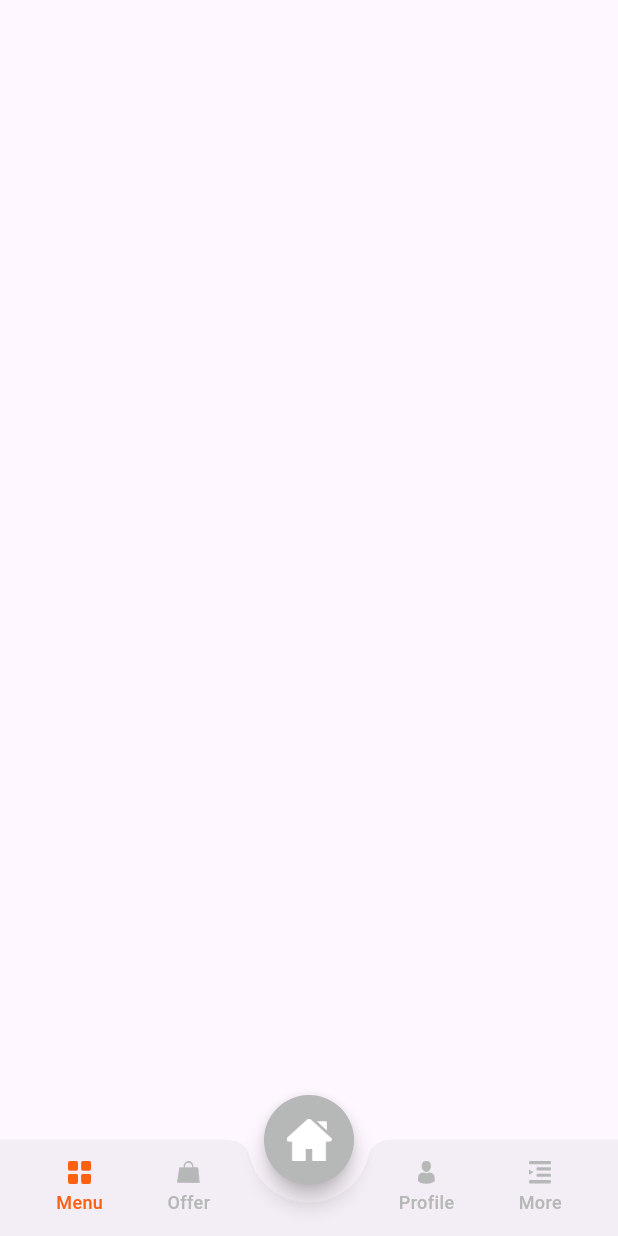
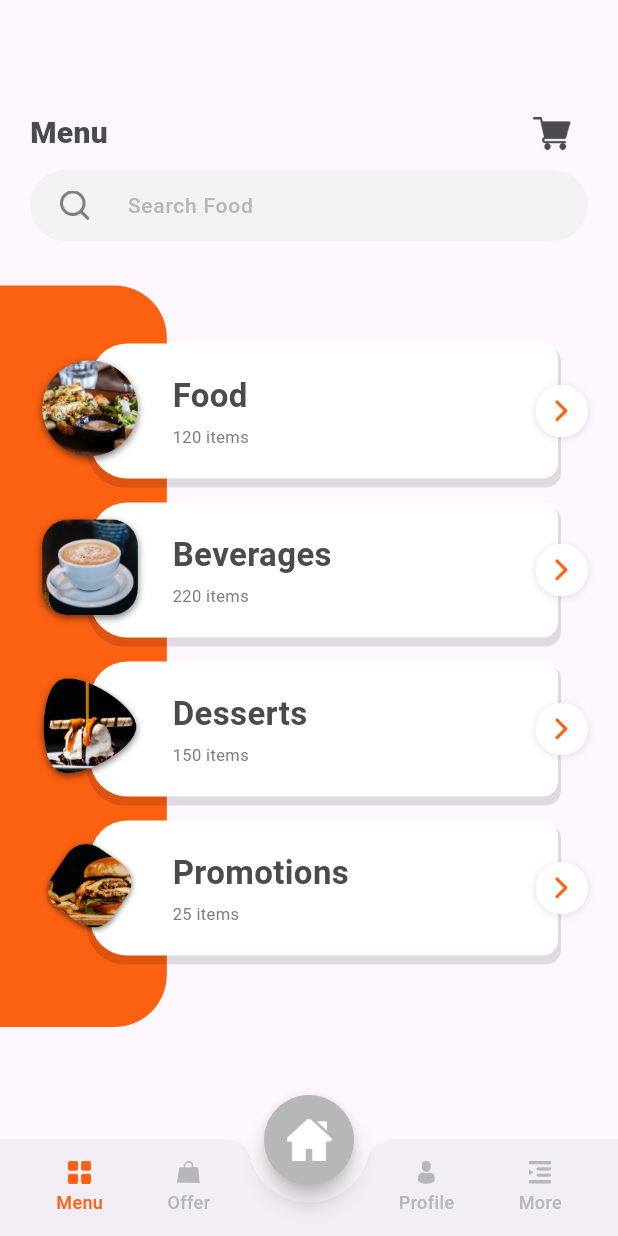
Before and after one commit to asm2212/jegoli, a Flutter app: the screen it shows after launch, scrolled down 576 dp, after a tap on "Menu", on a phone screen of 412 x 824 dp. Run offline on Flutter 3.47's test engine with Material 3 defaults, Android fonts, the phone set to English and light mode, and no system bars; missing offline and left inert: otp_pin_field; Roboto replaces fonts that are missing (Metropolis).

Commit message:
Add MenuScreen with list of food categories and search functionality.

```diff
--- a/lib/screens/main_tab/main_tab_screen.dart
+++ b/lib/screens/main_tab/main_tab_screen.dart
@@ -2,6 +2,7 @@ import 'package:flutter/material.dart';
 import 'package:jegoli/co_widget/tab_button.dart';
 import 'package:jegoli/common/color_extension.dart';
 import 'package:jegoli/screens/home/home_screen.dart';
+import 'package:jegoli/screens/menu/menu_screen.dart';
 
 class MainTabScreen extends StatefulWidget {
   const MainTabScreen({super.key});
@@ -56,7 +57,7 @@ class _MainTabScreenState extends State<MainTabScreen> {
               onTap: (){
                 if(selectTab != 0){
                   selectTab = 0;
-                  selectPageView = Container();
+                  selectPageView = const MenuScreen();
                 }if(mounted){
                   setState(() {});
             }
--- /dev/null
+++ b/lib/screens/menu/menu_screen.dart
@@ -0,0 +1,208 @@
+import 'package:flutter/material.dart';
+import 'package:jegoli/co_widget/round_textfield.dart';
+import 'package:jegoli/common/color_extension.dart';
+
+class MenuScreen extends StatefulWidget {
+  const MenuScreen({super.key});
+
+  @override
+  State<MenuScreen> createState() => _MenuScreenState();
+}
+
+class _MenuScreenState extends State<MenuScreen> {
+  List menuArr = [
+    {
+      "name": "Food",
+      "image": "assets/images/menu_1.png",
+      "items_count": "120",
+    },
+    {
+      "name": "Beverages",
+      "image": "assets/images/menu_2.png",
+      "items_count": "220",
+    },
+    {
+      "name": "Desserts",
+      "image": "assets/images/menu_3.png",
+      "items_count": "150",
+    },
+    {
+      "name": "Promotions",
+      "image": "assets/images/menu_4.png",
+      "items_count": "25",
+    },
+  ];
+  TextEditingController searchController = TextEditingController();
+
+  @override
+  Widget build(BuildContext context) {
+    var media = MediaQuery.of(context).size;
+    return Scaffold(
+      body: Stack(
+        alignment: Alignment.centerLeft,
+        children: [
+          Container(
+            margin: const EdgeInsets.only(top:180),
+            width: media.width *0.27,
+            height: media.height * 0.6,
+            decoration: BoxDecoration(
+              color: ColorExtension.primary,
+              borderRadius: const BorderRadius.only(
+                topRight: Radius.circular(35),
+                bottomRight: Radius.circular(35),
+              ),
+            ),
+          ),
+          SingleChildScrollView(
+            child: Padding(
+              padding: const EdgeInsets.symmetric(vertical: 20),
+              child: Column(
+                children: [
+                  const SizedBox(height: 45),
+                  Padding(
+                    padding: const EdgeInsets.symmetric(horizontal: 20),
+                    child: Row(
+                      mainAxisAlignment: MainAxisAlignment.spaceBetween,
+                      children: [
+                        Text(
+                          "Menu",
+                          style: TextStyle(
+                            color: ColorExtension.primaryText,
+                            fontSize: 20,
+                            fontWeight: FontWeight.w800,
+                          ),
+                          overflow: TextOverflow.ellipsis,
+                        ),
+                        IconButton(
+                          onPressed: () {},
+                          icon: Image.asset(
+                            "assets/images/shopping_cart.png",
+                            width: 25,
+                            height: 25,
+                          ),
+                        ),
+                      ],
+                    ),
+                  ),
+                  Padding(
+                    padding: const EdgeInsets.symmetric(horizontal: 20),
+                    child: RoundTextfield(
+                      hintText: "Search Food",
+                      controller: searchController,
+                      left: Container(
+                        alignment: Alignment.center,
+                        width: 30,
+                        child: Image.asset(
+                          "assets/images/search.png",
+                          width: 20,
+                          height: 20,
+                        ),
+                      ),
+                    ),
+                  ),
+                  const SizedBox(height: 30),
+                  ListView.builder(
+                      padding:
+                          const EdgeInsets.symmetric(vertical: 30, horizontal: 20),
+                      physics: const NeverScrollableScrollPhysics(),
+                      shrinkWrap: true,
+                      itemCount: menuArr.length,
+                      itemBuilder: ((context, index) {
+                        var mObj = menuArr[index] as Map? ?? {};
+                        return Stack(
+                          alignment: Alignment.centerRight,
+                          children: [
+                            Container(
+                              margin: const EdgeInsets.only(
+                                  top: 8, bottom: 8, right: 20),
+                              width: media.width - 100,
+                              height: 90,
+                              decoration: const BoxDecoration(
+                                  color: Colors.white,
+                                  borderRadius: BorderRadius.only(
+                                  topLeft: Radius.circular(25),
+                                  bottomLeft: Radius.circular(25),
+                                  topRight: Radius.circular(10),
+                                  bottomRight: Radius.circular(10)
+                                  ),
+                                  boxShadow:  [
+                                    BoxShadow(
+                                        color: Colors.black12,
+                                        spreadRadius: 2,
+                                        offset: Offset(0, 4))
+                                  ]),
+                            ),
+                            Row(
+                              mainAxisAlignment: MainAxisAlignment.start,
+                              crossAxisAlignment: CrossAxisAlignment.center,
+                              children: [
+                                Image.asset(
+                                  mObj["image"].toString(),
+                                  width: 80,
+                                  height: 80,
+                                  fit: BoxFit.contain,
+                                ),
+                                const SizedBox(
+                                  width: 15,
+                                ),
+                                Expanded(
+                                    child: Column(
+                                  crossAxisAlignment: CrossAxisAlignment.start,
+                                  children: [
+                                    Text(
+                                      mObj["name"].toString(),
+                                      style: TextStyle(
+                                        color: ColorExtension.primaryText,
+                                        fontSize: 22,
+                                        fontWeight: FontWeight.w700,
+                                      ),
+                                    ),
+                                    const SizedBox(
+                                      height: 4,
+                                    ),
+                                    Text(
+                                      "${mObj["items_count"].toString()} items",
+                                      style: TextStyle(
+                                        color: ColorExtension.secondaryText,
+                                        fontSize: 11,
+                                      ),
+                                    ),
+                                  ],
+                                ),
+                                ),
+
+                                Container(
+                                  width: 35,
+                                  height: 35,
+                                  decoration: BoxDecoration(
+                                    color: Colors.white,
+                                    borderRadius: BorderRadius.circular(17.5),
+                                    boxShadow: const[
+                                      BoxShadow(
+                                        color: Colors.black12,
+                                        blurRadius: 4,
+                                        offset: Offset(0, 1)
+                                      )
+                                    ]
+                                  ),
+                                  alignment: Alignment.center,
+                                  child: Image.asset(
+                                    "assets/images/btn_next.png",
+                                    width: 15,
+                                    height: 15,
+                                    ),
+                                )
+                              ],
+                            )
+                          ],
+                        );
+                      }))
+                ],
+              ),
+            ),
+          ),
+        ],
+      ),
+    );
+  }
+}
```
Also changed, not shown: assets/images/btn_next.png (added), assets/images/menu_1.png (added), assets/images/menu_2.png (added), assets/images/menu_3.png (added), assets/images/menu_4.png (added).
